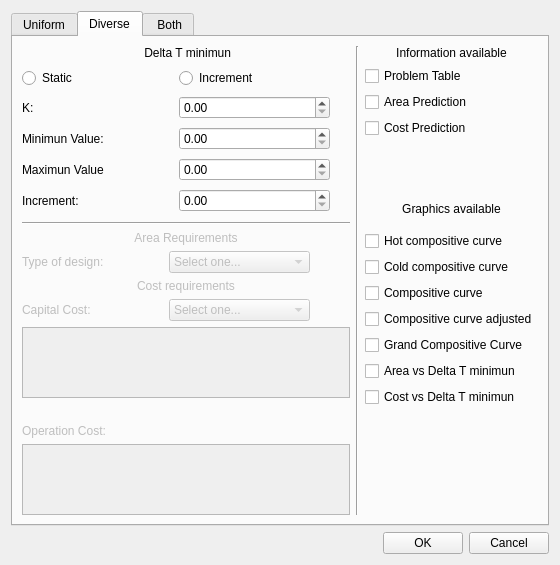
Before: the Qt Designer form SoftwareHEN/analisispersonalizado.ui in Gahemo0306/SoftawareShen, drawn with Qt 5.
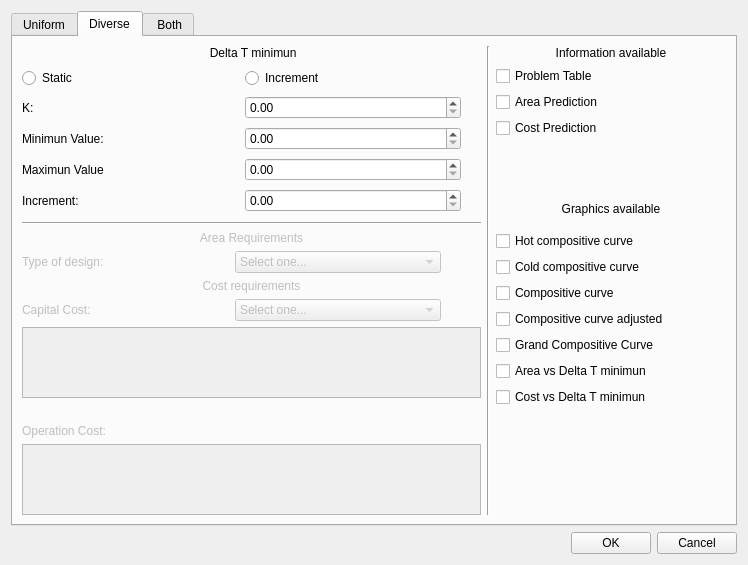
After: the same form once the commit is applied.

```diff
--- a/SoftwareHEN/analisispersonalizado.ui
+++ b/SoftwareHEN/analisispersonalizado.ui
@@ -6,7 +6,7 @@
    <rect>
     <x>0</x>
     <y>0</y>
-    <width>560</width>
+    <width>748</width>
     <height>556</height>
    </rect>
   </property>
```
Left out of the diff: 3 changed lines with no effect on the pictures.
